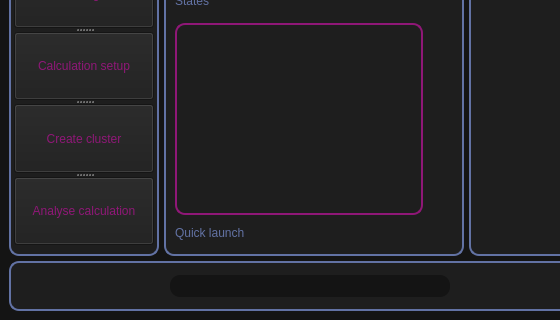
Before: the Qt Designer form src/main/python/UIs/MainWindow.ui in isaksengeir/REACT, drawn with Qt 5; both pictures show x 0 to 560 and y 116 to 436 of the 750 by 436 pixel window.
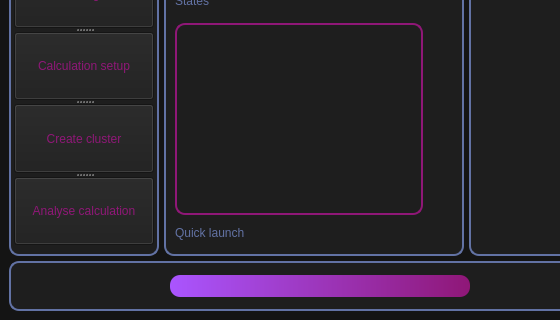
After: the same form once the commit is applied. Icons and pictures are not drawn.

Commit message: ThreadWorker class + progress bar + more dynamic UI.

Patch:
```diff
--- a/src/main/python/UIs/MainWindow.ui
+++ b/src/main/python/UIs/MainWindow.ui
@@ -379,8 +379,20 @@
            </item>
            <item row="0" column="1">
             <widget class="QProgressBar" name="progressBar">
+             <property name="minimumSize">
+              <size>
+               <width>300</width>
+               <height>0</height>
+              </size>
+             </property>
+             <property name="sizeIncrement">
+              <size>
+               <width>0</width>
+               <height>0</height>
+              </size>
+             </property>
              <property name="value">
-              <number>0</number>
+              <number>100</number>
              </property>
              <property name="textVisible">
               <bool>false</bool>
```
Left out of the diff: 7 changed lines with no effect on the pictures. The commit also changes 5 other files.
